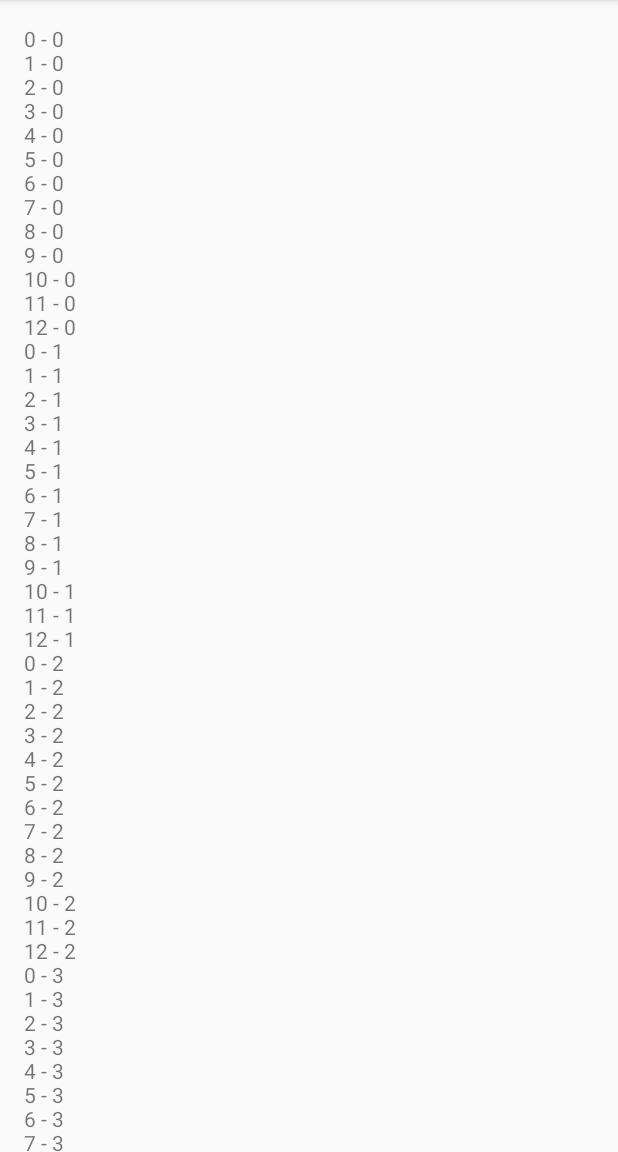
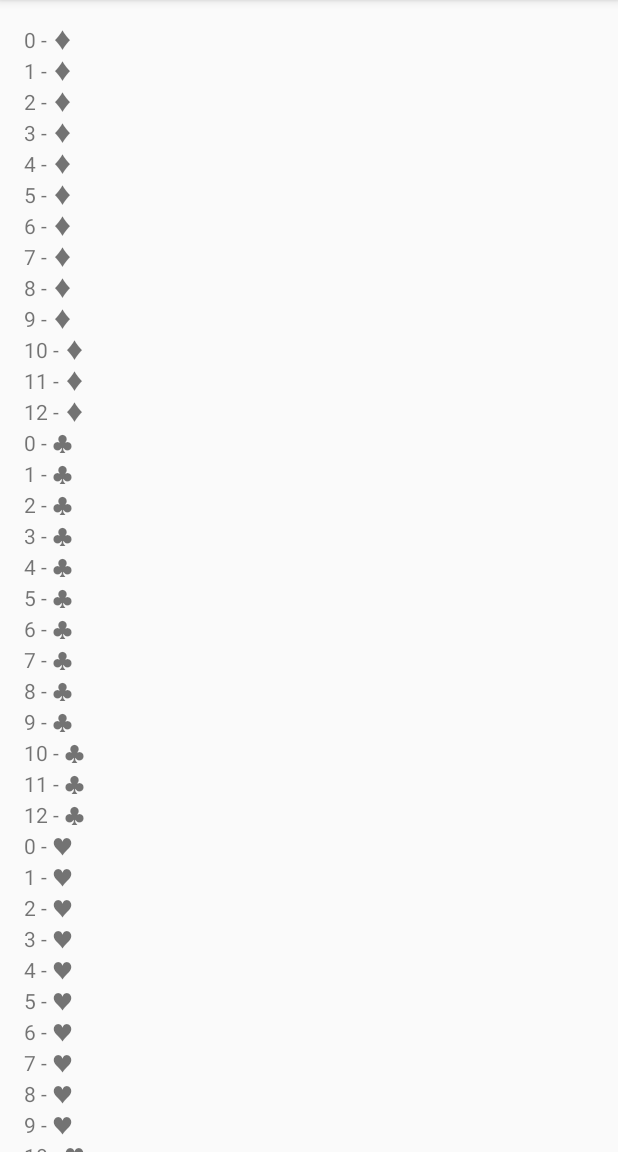
Before and after one commit to RodrigoDavy/Solitaire, an Android app: the screen it shows after launch (MainActivity), on a phone screen of 412 x 824 dp, the part 84-1236 px from its top. Run offline under Robolectric (Android 15) with nearby library versions, the phone set to English and light mode, and no system bars.

```diff
--- a/app/src/main/java/com/example/rodrigo/solitaire/MainActivity.kt
+++ b/app/src/main/java/com/example/rodrigo/solitaire/MainActivity.kt
@@ -16,7 +16,17 @@ class MainActivity : AppCompatActivity() {
         var str = ""
 
         for(card in deck.cards) {
-            str += card.number.toString() + " - " + card.suit.toString() + "\n"
+            val suit : String
+
+            when(card.suit) {
+                Deck.SUIT_DIAMONDS -> suit = "♦"
+                Deck.SUIT_CLUBS -> suit = "♣"
+                Deck.SUIT_HEARTS -> suit = "♥"
+                Deck.SUIT_SPADES -> suit = "♠"
+                else -> suit = "ERROR"
+            }
+
+            str += card.number.toString() + " - " + suit + "\n"
         }
 
         textView.setText(str)
--- a/app/src/main/res/layout/activity_main.xml
+++ b/app/src/main/res/layout/activity_main.xml
@@ -9,7 +9,7 @@
         android:id="@+id/console"
         android:padding="16dp"
         android:layout_width="match_parent"
-        android:layout_height="match_parent"
+        android:layout_height="wrap_content"
         android:text="" />
 
 </ScrollView>
```
